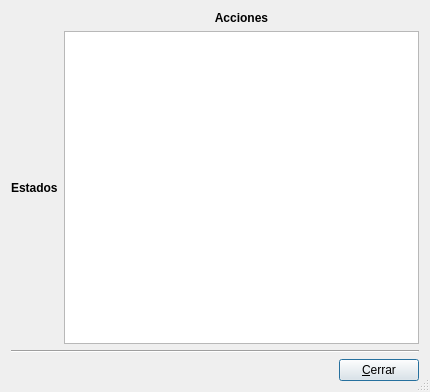
Old version of the form gui/qt/IA2013TPIRLGUI/matrizdialog.ui in the repository ssebastianj/ia2013-tpi-rl.
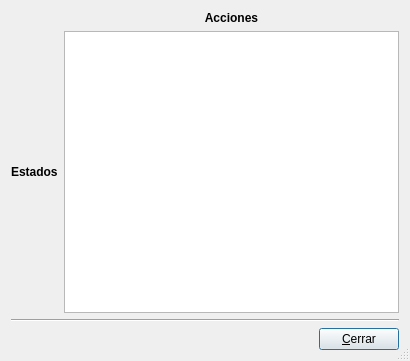
New version of the form.

```diff
--- a/gui/qt/IA2013TPIRLGUI/matrizdialog.ui
+++ b/gui/qt/IA2013TPIRLGUI/matrizdialog.ui
@@ -6,8 +6,8 @@
    <rect>
     <x>0</x>
     <y>0</y>
-    <width>430</width>
-    <height>392</height>
+    <width>410</width>
+    <height>361</height>
    </rect>
   </property>
   <property name="windowTitle">
@@ -93,7 +93,7 @@
    </item>
    <item row="2" column="0" colspan="2">
     <layout class="QGridLayout" name="gridLayout">
-     <item row="1" column="1">
+     <item row="1" column="2">
       <widget class="QPushButton" name="btnCerrarDialogo">
        <property name="text">
         <string>&amp;Cerrar</string>
@@ -103,20 +103,7 @@
        </property>
       </widget>
      </item>
-     <item row="0" column="0" colspan="2">
-      <widget class="Line" name="line">
-       <property name="sizePolicy">
-        <sizepolicy hsizetype="Expanding" vsizetype="Fixed">
-         <horstretch>0</horstretch>
-         <verstretch>0</verstretch>
-        </sizepolicy>
-       </property>
-       <property name="orientation">
-        <enum>Qt::Horizontal</enum>
-       </property>
-      </widget>
-     </item>
-     <item row="1" column="0">
+     <item row="1" column="1">
       <spacer name="horizontalSpacer">
        <property name="orientation">
         <enum>Qt::Horizontal</enum>
@@ -129,6 +116,19 @@
        </property>
       </spacer>
      </item>
+     <item row="0" column="0" colspan="3">
+      <widget class="Line" name="line">
+       <property name="sizePolicy">
+        <sizepolicy hsizetype="Expanding" vsizetype="Fixed">
+         <horstretch>0</horstretch>
+         <verstretch>0</verstretch>
+        </sizepolicy>
+       </property>
+       <property name="orientation">
+        <enum>Qt::Horizontal</enum>
+       </property>
+      </widget>
+     </item>
     </layout>
    </item>
   </layout>
```
